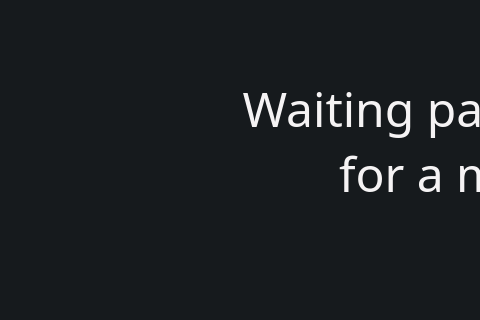
Before: the Qt Designer form main-page.ui in heidariarash/NN2GUI, drawn with Qt 5; both pictures show x 0 to 480 and y 0 to 320 of the 946 by 703 pixel window.
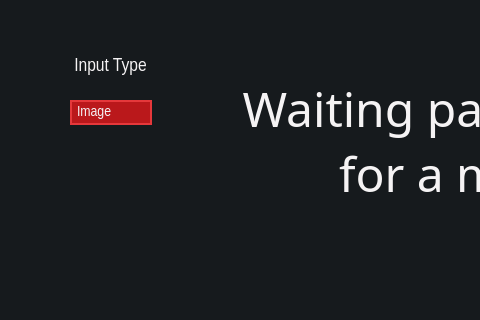
After: the same form once the commit is applied. Icons and pictures are not drawn.

Commit message: input type added

What changed in the file:
```diff
--- a/main-page.ui
+++ b/main-page.ui
@@ -125,6 +125,106 @@
       <normaloff>.</normaloff>.</iconset>
     </property>
    </widget>
+   <widget class="QLabel" name="label">
+    <property name="geometry">
+     <rect>
+      <x>50</x>
+      <y>50</y>
+      <width>121</width>
+      <height>31</height>
+     </rect>
+    </property>
+    <property name="font">
+     <font>
+      <family>Arial Narrow</family>
+      <pointsize>14</pointsize>
+     </font>
+    </property>
+    <property name="styleSheet">
+     <string notr="true">QLabel {
+	color: #F5F3F4;
+}</string>
+    </property>
+    <property name="text">
+     <string>Input Type</string>
+    </property>
+    <property name="alignment">
+     <set>Qt::AlignCenter</set>
+    </property>
+   </widget>
+   <widget class="QComboBox" name="input_type">
+    <property name="geometry">
+     <rect>
+      <x>70</x>
+      <y>100</y>
+      <width>91</width>
+      <height>30</height>
+     </rect>
+    </property>
+    <property name="font">
+     <font>
+      <family>Arial Narrow</family>
+      <pointsize>11</pointsize>
+     </font>
+    </property>
+    <property name="cursor">
+     <cursorShape>PointingHandCursor</cursorShape>
+    </property>
+    <property name="styleSheet">
+     <string notr="true">QComboBox{
+	color: #F5F3F4;
+    border: 2px solid #E5383B;
+    border-radius: 15px;
+    background-color: #BA181B;
+    padding: 2px;
+	padding-left: 5px;
+}
+
+QComboBox::drop-down {
+	border: 0px
+}
+
+QComboBox::down-arrow {
+	width: 5px;
+	height: 5px;
+	image: url(:/gallery/arrow-down.png);
+}
+
+QComboBox QAbstractItemView {
+    border: 2px solid #E5383B;
+    selection-background-color: #A4161A;
+	background-color: #BA181B
+}</string>
+    </property>
+    <property name="sizeAdjustPolicy">
+     <enum>QComboBox::AdjustToContents</enum>
+    </property>
+    <item>
+     <property name="text">
+      <string>Image</string>
+     </property>
+    </item>
+    <item>
+     <property name="text">
+      <string>Tabular</string>
+     </property>
+    </item>
+    <item>
+     <property name="text">
+      <string>Text</string>
+     </property>
+    </item>
+    <item>
+     <property name="text">
+      <string>Video</string>
+     </property>
+    </item>
+    <item>
+     <property name="text">
+      <string>3D Image</string>
+     </property>
+    </item>
+   </widget>
   </widget>
   <widget class="QMenuBar" name="menubar">
    <property name="geometry">
```
Left out of the diff: 6 changed lines with no effect on the pictures.
